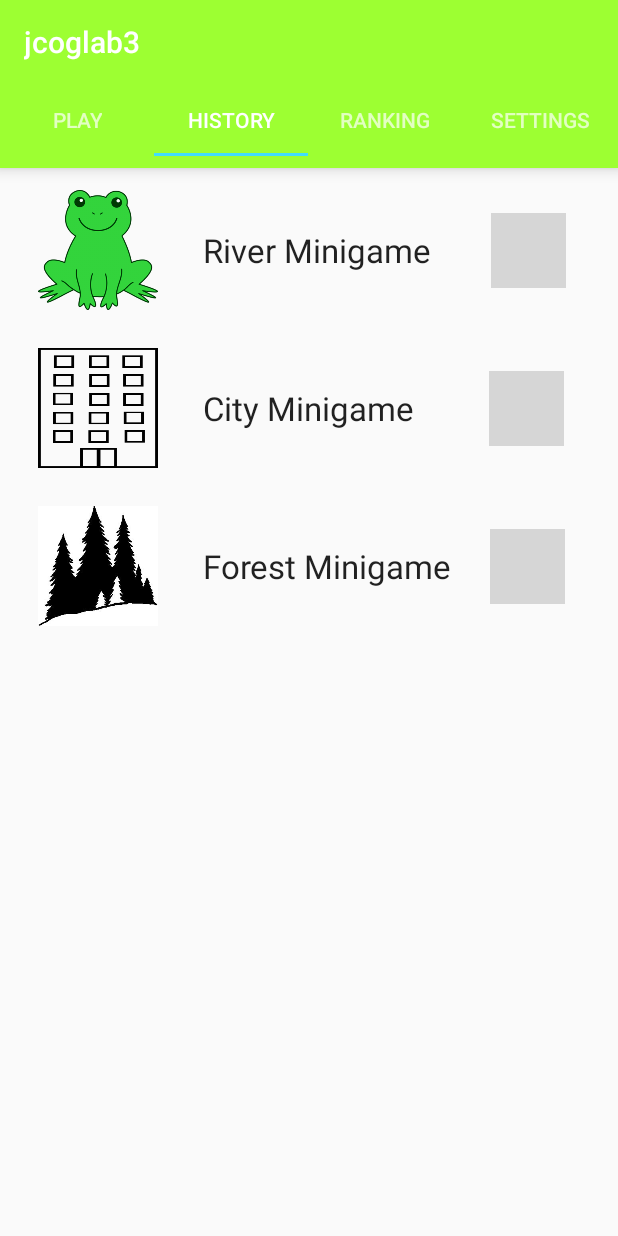
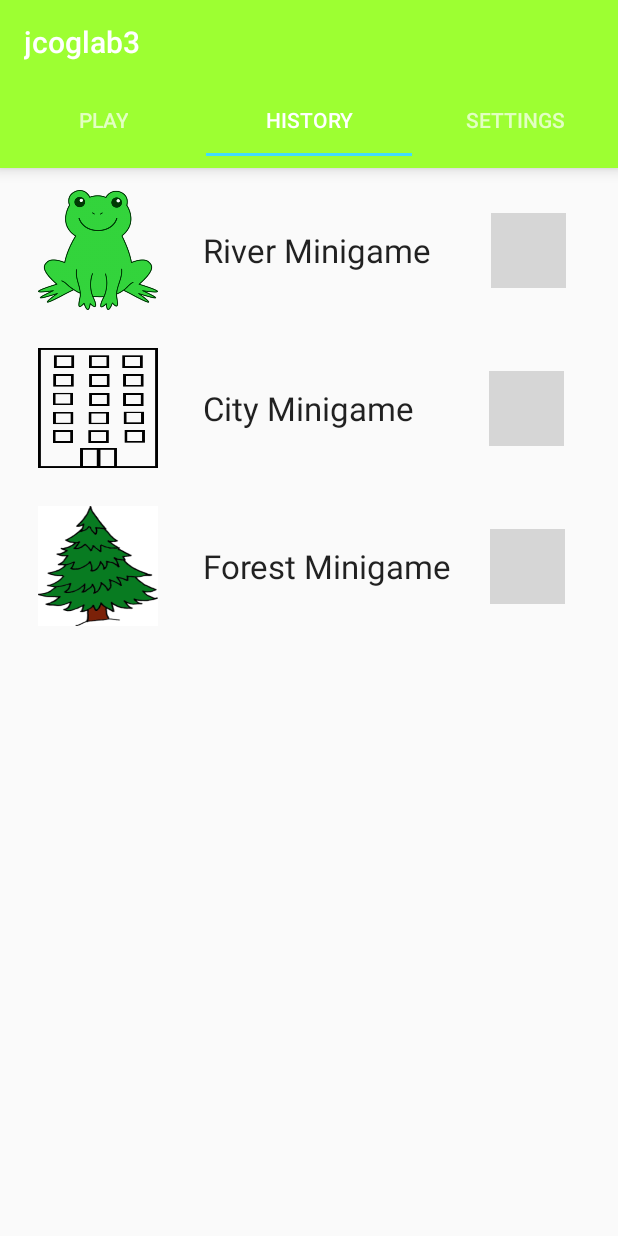
Before and after one commit to cmoorad/FinalProject, an Android app: the screen it shows after launch (MainActivity), tab 2 chosen, on a phone screen of 412 x 824 dp. Run offline under Robolectric (Android 15) with nearby library versions, the phone set to English and light mode, and no system bars; our stand-ins replace Volley; grey boxes are pictures that could not be loaded.

Commit message:
last update

```diff
--- a/app/src/main/java/com/example/gabechrisjack/finalproject/GameComplete.java
+++ b/app/src/main/java/com/example/gabechrisjack/finalproject/GameComplete.java
@@ -39,6 +39,7 @@ public class GameComplete extends AppCompatActivity {
         congrats.setText("Congratulations " + user + "!");
     }
 
+    //quits the game, passing out all game info to main activity
     public void quitGame(View v) {
         Intent myIntent = new Intent(this, MainActivity.class);
         myIntent.putExtra("user", user);
@@ -49,6 +50,9 @@ public class GameComplete extends AppCompatActivity {
         startActivity(myIntent);
     }
 
+    //returns to the game, passing game info back to the game
+    //NOTE: this time we do pass the gameFinished boolean so that we don't come back to the
+    //game complete activity every time we start the game
     public void returnToGame(View v) {
         Intent myIntent = new Intent(this, Game.class);
         myIntent.putExtra("user", user);
@@ -60,7 +64,7 @@ public class GameComplete extends AppCompatActivity {
         startActivity(myIntent);
     }
 
-
+    //getter
     public Context getActivity() {
         return this;
     }
--- a/app/src/main/java/com/example/gabechrisjack/finalproject/MainActivity.java
+++ b/app/src/main/java/com/example/gabechrisjack/finalproject/MainActivity.java
@@ -53,6 +53,7 @@ public class MainActivity extends AppCompatActivity {
         user1 =  i.getStringExtra("user");
         pass1 = i.getStringExtra("pass");
 
+        //pulls success extras
         Bundle extras = i.getExtras();
         if (extras != null) {
             if (extras.containsKey("rivergame")) rivergame = i.getExtras().getBoolean("rivergame");
@@ -69,7 +70,6 @@ public class MainActivity extends AppCompatActivity {
         tabLayout.addTab(tabLayout.newTab().setText("Tab 1"));
         tabLayout.addTab(tabLayout.newTab().setText("Tab 2"));
         tabLayout.addTab(tabLayout.newTab().setText("Tab 3"));
-        tabLayout.addTab(tabLayout.newTab().setText("Tab 4"));
         tabLayout.setTabGravity(TabLayout.GRAVITY_FILL);
 
         //add tabs to adapter to concatenate view
@@ -77,7 +77,7 @@ public class MainActivity extends AppCompatActivity {
         final FragmentPagerAdapter adapter = new FragmentPagerAdapter(getSupportFragmentManager()) {
             @Override
             public int getCount() {
-                return 4;
+                return 3;
             }
 
             @Override
@@ -90,11 +90,8 @@ public class MainActivity extends AppCompatActivity {
                         history_Frag tab2 = new history_Frag();
                         return tab2;
                     case 2:
-                        ranking_Frag tab3 = new ranking_Frag();
+                        preferences_Frag tab3 = new preferences_Frag();
                         return tab3;
-                    case 3:
-                        preferences_Frag tab4 = new preferences_Frag();
-                        return tab4;
 
                     default:
                         return null;
@@ -110,8 +107,6 @@ public class MainActivity extends AppCompatActivity {
                     case 1:
                         return "History";
                     case 2:
-                        return "Ranking";
-                    case 3:
                         return "Settings";
                     default:
                         return "Settings";
--- a/app/src/main/java/com/example/gabechrisjack/finalproject/PlayFrag.java
+++ b/app/src/main/java/com/example/gabechrisjack/finalproject/PlayFrag.java
@@ -22,6 +22,7 @@ public class PlayFrag extends Fragment {
 
         View v = inflater.inflate(R.layout.play_frag, container, false);
 
+        //pulls info passed from intent in main activity
         TextView usernametext = v.findViewById(R.id.hiuser);
         final String userholder = ((MainActivity)getActivity()).user1;
         final String passholder = ((MainActivity)getActivity()).pass1;
@@ -35,6 +36,7 @@ public class PlayFrag extends Fragment {
             @Override
             public void onClick(View view) {
                 Intent myIntent = new Intent(getActivity(), Game.class);
+                //pass all relevant info back into game
                 myIntent.putExtra("user", userholder);
                 myIntent.putExtra("pass", passholder);
                 myIntent.putExtra("rivergame", rivergame);
--- a/app/src/main/java/com/example/gabechrisjack/finalproject/history_Frag.java
+++ b/app/src/main/java/com/example/gabechrisjack/finalproject/history_Frag.java
@@ -55,6 +55,7 @@ public class history_Frag extends Fragment {
         boolean urbangame = ((MainActivity)getActivity()).urbangame;
         boolean forestgame = ((MainActivity)getActivity()).forestgame;
 
+        //set success checkmarks/red x based on minigame success
         successSet(v, rivergame, R.id.rivergame);
         successSet(v, urbangame, R.id.urbangame);
         successSet(v, forestgame, R.id.forestgame);
@@ -62,6 +63,7 @@ public class history_Frag extends Fragment {
         return v;
     }
 
+    //support method for setting success checkmark or not based on minigame successes
     public void successSet(View v, boolean b, int id) {
         ImageView img = v.findViewById(id);
         if (b) {
--- a/app/src/main/java/com/example/gabechrisjack/finalproject/ranking_Frag.java
+++ /dev/null
@@ -1,19 +0,0 @@
-package com.example.gabechrisjack.finalproject;
-
-/**
- * Created by ucla201 on 10/9/17.
- */
-
-import android.os.Bundle;
-import android.support.v4.app.Fragment;
-import android.view.LayoutInflater;
-import android.view.View;
-import android.view.ViewGroup;
-
-public class ranking_Frag extends Fragment {
-
-    @Override
-    public View onCreateView(LayoutInflater inflater, ViewGroup container, Bundle savedInstanceState) {
-        return inflater.inflate(R.layout.ranking_frag, container, false);
-    }
-}
```
Also changed, not shown: app/src/main/java/com/example/gabechrisjack/finalproject/Game.java (+11 -0 lines), app/src/main/res/layout/ranking_frag.xml (deleted, +0 -16 lines), app/src/main/res/drawable/greyheart.png (deleted), app/src/main/res/drawable/pointer.png (deleted), app/src/main/res/drawable/red_marker.png (deleted), app/src/main/res/drawable/redheart.png (deleted), app/src/main/res/drawable/trees.png.
